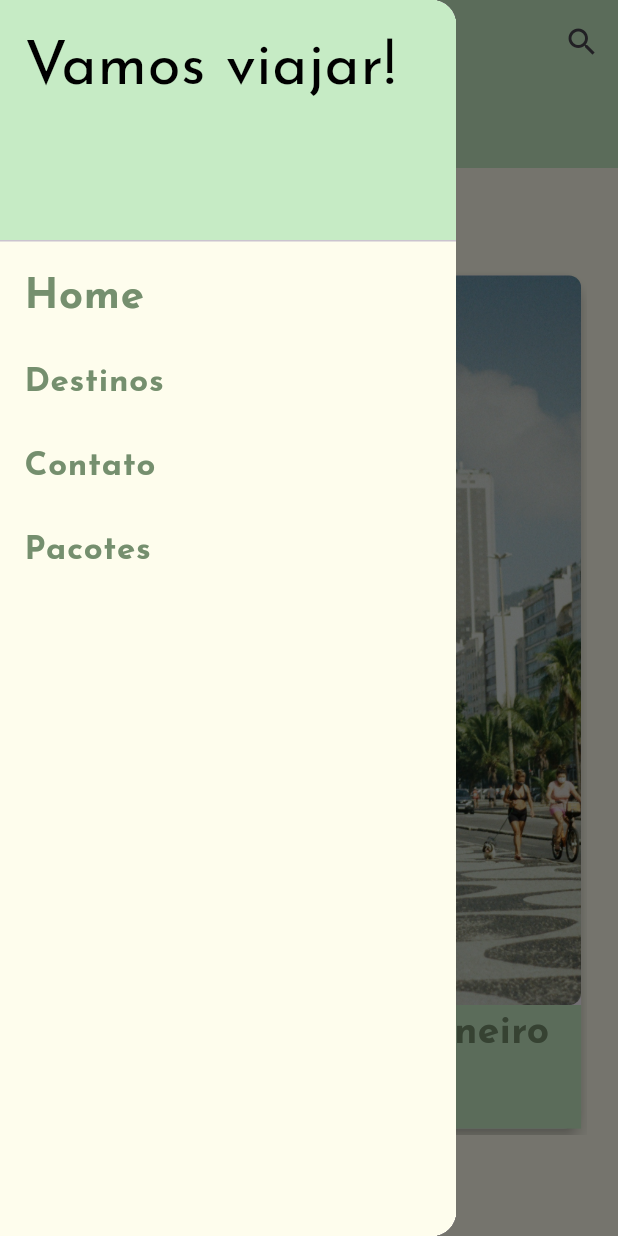
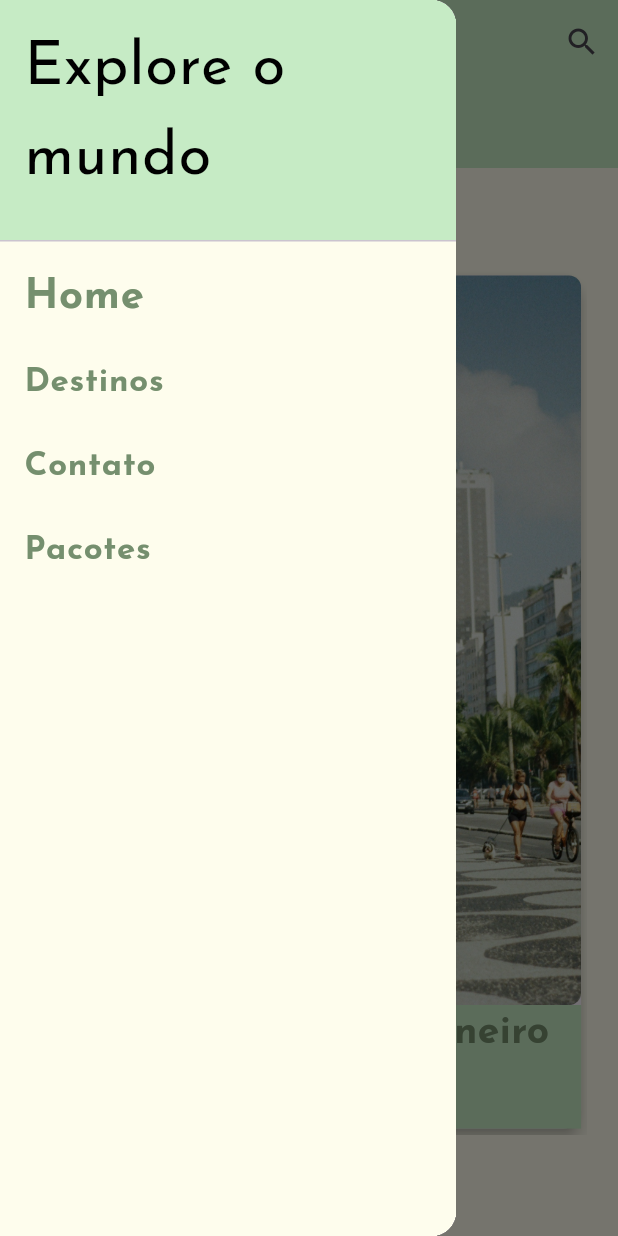
Before and after one commit to IsraelHamdan/missao-praica-lvl2, a Flutter app: the screen it shows after launch, with the side drawer open, on a phone screen of 412 x 824 dp. Run offline on Flutter 3.47's test engine with Material 3 defaults, Android fonts, the phone set to English and light mode, and no system bars; our stand-ins replace google_fonts.

Commit message:
anexando documentação e terminando de vez esse negócio

```diff
--- a/lib/main.dart
+++ b/lib/main.dart
@@ -13,7 +13,7 @@ class MyApp extends StatelessWidget {
   @override
   Widget build(BuildContext context) {
     return MaterialApp(
-      title: 'Vamos Viajar',
+      title: 'Explore Mundo',
       theme: ThemeData(
         colorScheme: ColorScheme.fromSeed(seedColor: Colors.deepPurple),
         useMaterial3: true,
@@ -23,7 +23,7 @@ class MyApp extends StatelessWidget {
           Theme.of(context).textTheme,
         ),
       ),
-      home: Home(),
+      home: const Home(),
     );
   }
 }
--- a/lib/sidebar/sidebar.dart
+++ b/lib/sidebar/sidebar.dart
@@ -26,7 +26,7 @@ class Sidebar extends StatelessWidget {
             const DrawerHeader(
               decoration: BoxDecoration(color: const Color(0xFFC6EBC5)),
               child: Text(
-                'Vamos viajar!',
+                'Explore o mundo',
                 style: TextStyle(color: Colors.black, fontSize: 40),
               ),
             ),
```
Also changed, not shown: lib/searchbar/searchbar.dart (+10 -20 lines), 2 other files.
